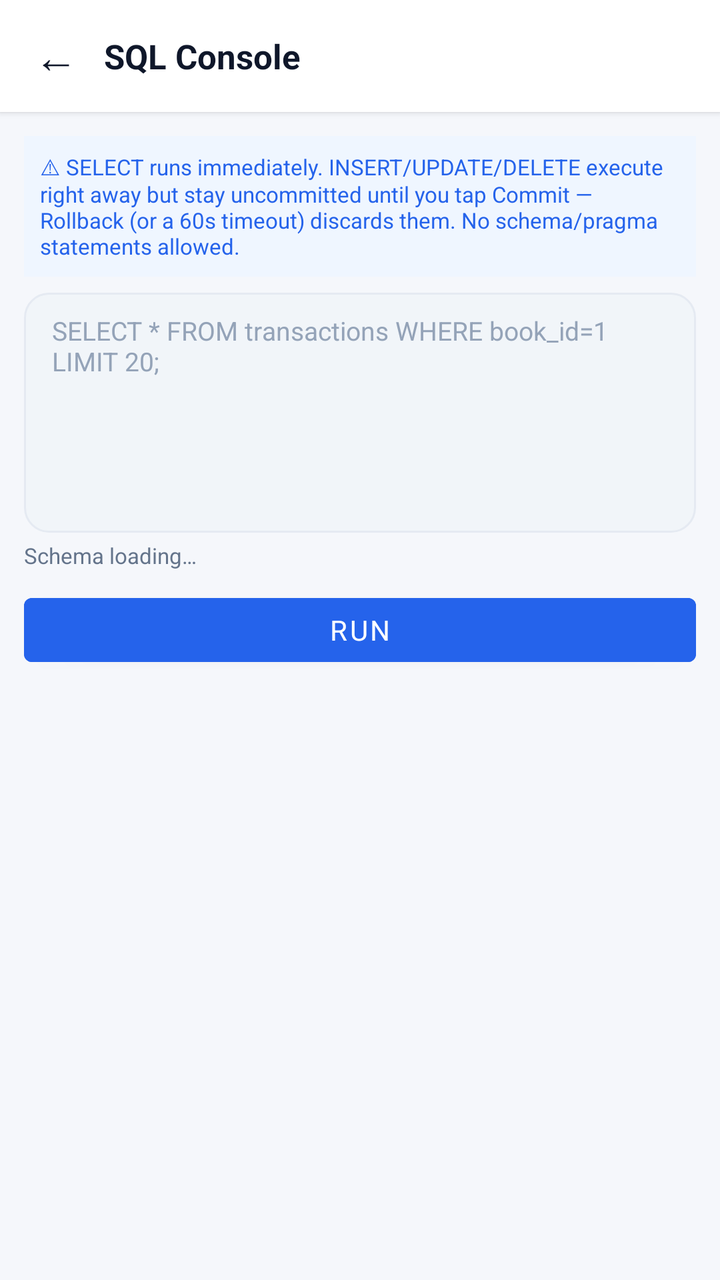
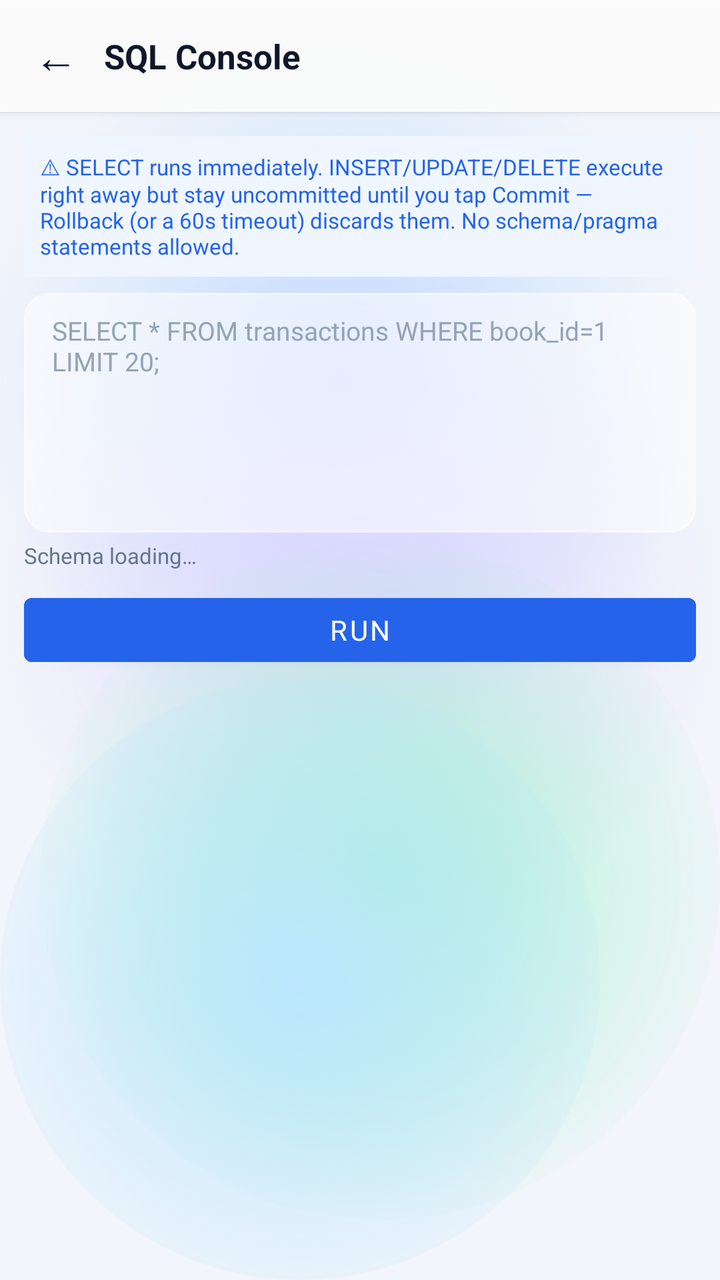

The first picture is an Android layout as it rendered before a commit; the second is the same layout after the commit. The layout source and the unified diff follow.
<!-- AndroidManifest.xml: application theme Theme.ExpenseOS -->
<!-- res/layout/activity_sql_console.xml -->
<?xml version="1.0" encoding="utf-8"?>
<LinearLayout xmlns:android="http://schemas.android.com/apk/res/android"
    android:layout_width="match_parent"
    android:layout_height="match_parent"
    android:background="@color/background"
    android:orientation="vertical">

    <LinearLayout
        android:layout_width="match_parent"
        android:layout_height="56dp"
        android:background="@color/surface"
        android:elevation="2dp"
        android:gravity="center_vertical"
        android:orientation="horizontal"
        android:paddingHorizontal="4dp">

        <TextView
            android:id="@+id/btnSqlBack"
            android:layout_width="48dp"
            android:layout_height="48dp"
            android:background="?attr/selectableItemBackgroundBorderless"
            android:gravity="center"
            android:text="←"
            android:textColor="@color/text_primary"
            android:textSize="22sp" />

        <TextView
            android:layout_width="0dp"
            android:layout_height="wrap_content"
            android:layout_weight="1"
            android:text="SQL Console"
            android:textColor="@color/text_primary"
            android:textSize="17sp"
            android:textStyle="bold" />
    </LinearLayout>

    <ScrollView
        android:layout_width="match_parent"
        android:layout_height="0dp"
        android:layout_weight="1">

        <LinearLayout
            android:layout_width="match_parent"
            android:layout_height="wrap_content"
            android:orientation="vertical"
            android:padding="12dp">

            <TextView
                android:layout_width="match_parent"
                android:layout_height="wrap_content"
                android:layout_marginBottom="8dp"
                android:background="@color/primary_soft"
                android:padding="8dp"
                android:text="⚠ SELECT runs immediately. INSERT/UPDATE/DELETE execute right away but stay uncommitted until you tap Commit — Rollback (or a 60s timeout) discards them. No schema/pragma statements allowed."
                android:textColor="@color/primary"
                android:textSize="11sp" />

            
            <EditText
                android:id="@+id/etSqlInput"
                android:layout_width="match_parent"
                android:layout_height="120dp"
                android:background="@drawable/bg_input_box"
                android:fontFamily="monospace"
                android:gravity="top|start"
                android:hint="SELECT * FROM transactions WHERE book_id=1 LIMIT 20;"
                android:inputType="textMultiLine"
                android:padding="10dp"
                android:textSize="13sp" />

            
            <TextView
                android:id="@+id/tvSqlSchemaHint"
                android:layout_width="match_parent"
                android:layout_height="wrap_content"
                android:layout_marginTop="4dp"
                android:text="Schema loading…"
                android:textColor="@color/text_muted"
                android:textSize="11sp" />

            <HorizontalScrollView
                android:id="@+id/scrollSqlHistory"
                android:layout_width="match_parent"
                android:layout_height="wrap_content"
                android:layout_marginTop="4dp"
                android:scrollbars="none"
                android:visibility="gone">

                <LinearLayout
                    android:id="@+id/llSqlHistory"
                    android:layout_width="wrap_content"
                    android:layout_height="wrap_content"
                    android:orientation="horizontal" />
            </HorizontalScrollView>

            <HorizontalScrollView
                android:id="@+id/scrollSqlSuggestions"
                android:layout_width="match_parent"
                android:layout_height="wrap_content"
                android:layout_marginTop="4dp"
                android:scrollbars="none"
                android:visibility="gone">

                <LinearLayout
                    android:id="@+id/llSqlSuggestions"
                    android:layout_width="wrap_content"
                    android:layout_height="wrap_content"
                    android:orientation="horizontal" />
            </HorizontalScrollView>

            <LinearLayout
                android:layout_width="match_parent"
                android:layout_height="wrap_content"
                android:layout_marginTop="8dp"
                android:orientation="horizontal">

                <Button
                    android:id="@+id/btnSqlRun"
                    android:layout_width="0dp"
                    android:layout_height="44dp"
                    android:layout_weight="1"
                    android:backgroundTint="@color/primary"
                    android:text="RUN"
                    android:textColor="@color/white" />

                <Button
                    android:id="@+id/btnSqlCommit"
                    android:layout_width="0dp"
                    android:layout_height="44dp"
                    android:layout_marginStart="8dp"
                    android:layout_weight="1"
                    android:backgroundTint="@color/green"
                    android:text="COMMIT"
                    android:textColor="@color/white"
                    android:visibility="gone" />

                <Button
                    android:id="@+id/btnSqlRollback"
                    android:layout_width="0dp"
                    android:layout_height="44dp"
                    android:layout_marginStart="8dp"
                    android:layout_weight="1"
                    android:backgroundTint="@color/red"
                    android:text="ROLLBACK"
                    android:textColor="@color/white"
                    android:visibility="gone" />
            </LinearLayout>

            <TextView
                android:id="@+id/tvSqlTimer"
                android:layout_width="match_parent"
                android:layout_height="wrap_content"
                android:layout_marginTop="6dp"
                android:gravity="center"
                android:textColor="@color/amber"
                android:textSize="12sp"
                android:textStyle="bold" />

            <LinearLayout
                android:layout_width="match_parent"
                android:layout_height="wrap_content"
                android:layout_marginTop="8dp"
                android:gravity="center_vertical"
                android:orientation="horizontal">

                <TextView
                    android:id="@+id/tvSqlStatus"
                    android:layout_width="0dp"
                    android:layout_height="wrap_content"
                    android:layout_weight="1"
                    android:textSize="13sp" />

                <TextView
                    android:id="@+id/btnSqlClear"
                    android:layout_width="wrap_content"
                    android:layout_height="wrap_content"
                    android:background="?attr/selectableItemBackground"
                    android:padding="6dp"
                    android:text="Clear"
                    android:textColor="@color/text_muted"
                    android:textSize="12sp"
                    android:visibility="gone" />

                <TextView
                    android:id="@+id/btnSqlCopyAll"
                    android:layout_width="wrap_content"
                    android:layout_height="wrap_content"
                    android:layout_marginStart="8dp"
                    android:background="?attr/selectableItemBackground"
                    android:padding="6dp"
                    android:text="📋 Copy All"
                    android:textColor="@color/primary"
                    android:textSize="12sp"
                    android:visibility="gone" />
            </LinearLayout>

            <HorizontalScrollView
                android:id="@+id/scrollSqlResults"
                android:layout_width="match_parent"
                android:layout_height="wrap_content"
                android:layout_marginTop="8dp"
                android:visibility="gone">

                <TableLayout
                    android:id="@+id/tableSqlResults"
                    android:layout_width="wrap_content"
                    android:layout_height="wrap_content" />
            </HorizontalScrollView>

            <LinearLayout
                android:id="@+id/rowSqlPagination"
                android:layout_width="match_parent"
                android:layout_height="wrap_content"
                android:layout_marginTop="8dp"
                android:gravity="center_vertical"
                android:orientation="horizontal"
                android:visibility="gone">

                <Button
                    android:id="@+id/btnSqlPrevPage"
                    android:layout_width="wrap_content"
                    android:layout_height="40dp"
                    android:text="‹ Prev"
                    android:textSize="12sp" />

                <TextView
                    android:id="@+id/tvSqlPageInfo"
                    android:layout_width="0dp"
                    android:layout_height="wrap_content"
                    android:layout_weight="1"
                    android:gravity="center"
                    android:textColor="@color/text_secondary"
                    android:textSize="12sp" />

                <Button
                    android:id="@+id/btnSqlNextPage"
                    android:layout_width="wrap_content"
                    android:layout_height="40dp"
                    android:text="Next ›"
                    android:textSize="12sp" />
            </LinearLayout>
        </LinearLayout>
    </ScrollView>
</LinearLayout>
<!-- resources referenced by this layout -->
<resources>
  <color name="background">#F5F7FB</color>
  <color name="surface">#FFFFFF</color>
  <style name="Theme.ExpenseOS" parent="Theme.MaterialComponents.DayNight.NoActionBar">
          <item name="colorPrimary">@color/primary</item>
          <item name="colorPrimaryVariant">@color/primary_dark</item>
          <item name="colorPrimaryDark">@color/primary_dark</item>
          <item name="colorOnPrimary">@color/on_primary</item>
          <item name="colorSecondary">@color/secondary</item>
          <item name="colorSecondaryVariant">@color/secondary_dark</item>
          <item name="colorOnSecondary">@color/on_primary</item>
          <item name="colorAccent">@color/primary</item>
          <item name="colorSurface">@color/surface</item>
          <item name="colorOnSurface">@color/text</item>
          <item name="colorOnBackground">@color/text</item>
          <item name="colorError">@color/danger</item>
          <item name="android:colorBackground">@color/bg</item>
          <item name="android:windowBackground">@color/bg</item>
  
          <item name="android:textColorPrimary">@color/text</item>
          <item name="android:textColorSecondary">@color/text_muted</item>
          <item name="android:textColorHint">@color/text_hint</item>
          <item name="android:fontFamily">sans-serif</item>
          <item name="fontFamily">sans-serif</item>
  
          
          <item name="android:statusBarColor">@color/bg</item>
          <item name="android:navigationBarColor">@color/nav_bg</item>
          <item name="android:windowLightStatusBar">true</item>
          <item name="android:windowLightNavigationBar" tools:targetApi="o_mr1">true</item>
          <item name="android:forceDarkAllowed" tools:targetApi="q">false</item>
  
          
          <item name="editTextStyle">@style/Widget.ExpenseOS.EditText</item>
          <item name="materialAlertDialogTheme">@style/ThemeOverlay.ExpenseOS.Dialog</item>
          <item name="bottomSheetDialogTheme">@style/ThemeOverlay.ExpenseOS.BottomSheet</item>
          <item name="materialTimePickerTheme">@style/ThemeOverlay.ExpenseOS.TimePicker</item>
          <item name="android:windowAnimationStyle">@style/Animation.ExpenseOS.Window</item>
          <item name="android:windowActivityTransitions">true</item>
          <item name="android:windowContentTransitions">true</item>
      </style>
  <color name="surface_2">#F1F5F9</color>
  <color name="border">#E5EAF2</color>
  <color name="bg">#F5F7FB</color>
  <color name="nav_bg">#FFFFFF</color>
  <!-- unchanged entries left out for length: 27 -->
</resources>

<!-- the commit's change to res/layout/activity_sql_console.xml (unified diff, before → after) -->
@@ -2,7 +2,7 @@
 <LinearLayout xmlns:android="http://schemas.android.com/apk/res/android"
     android:layout_width="match_parent"
     android:layout_height="match_parent"
-    android:background="@color/background"
+    android:background="@android:color/transparent"
     android:orientation="vertical">
 
     <LinearLayout
<!-- resource entries referenced after the edit -->
@@ -1,7 +1,6 @@
 <!-- resources referenced by this layout -->
 <resources>
-  <color name="background">#F5F7FB</color>
-  <color name="surface">#FFFFFF</color>
+  <color name="surface">#E9FFFFFF</color>
   <style name="Theme.ExpenseOS" parent="Theme.MaterialComponents.DayNight.NoActionBar">
           <item name="colorPrimary">@color/primary</item>
           <item name="colorPrimaryVariant">@color/primary_dark</item>
@@ -16,7 +15,7 @@
           <item name="colorOnBackground">@color/text</item>
           <item name="colorError">@color/danger</item>
           <item name="android:colorBackground">@color/bg</item>
-          <item name="android:windowBackground">@color/bg</item>
+          <item name="android:windowBackground">@drawable/aurora_bg</item>
   
           <item name="android:textColorPrimary">@color/text</item>
           <item name="android:textColorSecondary">@color/text_muted</item>
@@ -25,8 +24,8 @@
           <item name="fontFamily">sans-serif</item>
   
           
-          <item name="android:statusBarColor">@color/bg</item>
-          <item name="android:navigationBarColor">@color/nav_bg</item>
+          <item name="android:statusBarColor">@android:color/transparent</item>
+          <item name="android:navigationBarColor">@android:color/transparent</item>
           <item name="android:windowLightStatusBar">true</item>
           <item name="android:windowLightNavigationBar" tools:targetApi="o_mr1">true</item>
           <item name="android:forceDarkAllowed" tools:targetApi="q">false</item>
@@ -40,10 +39,63 @@
           <item name="android:windowActivityTransitions">true</item>
           <item name="android:windowContentTransitions">true</item>
       </style>
-  <color name="surface_2">#F1F5F9</color>
-  <color name="border">#E5EAF2</color>
-  <color name="bg">#F5F7FB</color>
-  <color name="nav_bg">#FFFFFF</color>
+  <color name="surface_2">#8CFFFFFF</color>
+  <color name="border">#8CFFFFFF</color>
+  <color name="bg">#F2F5FB</color>
+  <!-- drawable aurora_bg (drawable) -->
+  <?xml version="1.0" encoding="utf-8"?>
+  <layer-list xmlns:android="http://schemas.android.com/apk/res/android">
+      <item android:drawable="@color/aurora_base" />
+      <item android:width="380dp" android:height="380dp"
+          android:gravity="top|end"
+          android:drawable="@drawable/aurora_blob_blue" />
+      <item android:width="360dp" android:height="360dp"
+          android:gravity="start" android:top="120dp"
+          android:drawable="@drawable/aurora_blob_violet" />
+      <item android:width="340dp" android:height="340dp"
+          android:gravity="bottom|end" android:bottom="30dp"
+          android:drawable="@drawable/aurora_blob_mint" />
+      <item android:width="300dp" android:height="300dp"
+          android:gravity="bottom|start"
+          android:drawable="@drawable/aurora_blob_sky" />
+  </layer-list>
+  <color name="aurora_base">#F2F5FB</color>
+  <!-- drawable aurora_blob_blue (drawable) -->
+  <?xml version="1.0" encoding="utf-8"?>
+  <shape xmlns:android="http://schemas.android.com/apk/res/android" android:shape="oval">
+      <gradient
+          android:type="radial"
+          android:gradientRadius="180dp"
+          android:startColor="#BFDBFE"
+          android:endColor="#00BFDBFE" />
+  </shape>
+  <!-- drawable aurora_blob_violet (drawable) -->
+  <?xml version="1.0" encoding="utf-8"?>
+  <shape xmlns:android="http://schemas.android.com/apk/res/android" android:shape="oval">
+      <gradient
+          android:type="radial"
+          android:gradientRadius="180dp"
+          android:startColor="#DDD6FE"
+          android:endColor="#00DDD6FE" />
+  </shape>
+  <!-- drawable aurora_blob_mint (drawable) -->
+  <?xml version="1.0" encoding="utf-8"?>
+  <shape xmlns:android="http://schemas.android.com/apk/res/android" android:shape="oval">
+      <gradient
+          android:type="radial"
+          android:gradientRadius="180dp"
+          android:startColor="#A7F3D0"
+          android:endColor="#00A7F3D0" />
+  </shape>
+  <!-- drawable aurora_blob_sky (drawable) -->
+  <?xml version="1.0" encoding="utf-8"?>
+  <shape xmlns:android="http://schemas.android.com/apk/res/android" android:shape="oval">
+      <gradient
+          android:type="radial"
+          android:gradientRadius="180dp"
+          android:startColor="#BAE6FD"
+          android:endColor="#00BAE6FD" />
+  </shape>
   <!-- unchanged entries left out for length: 27 -->
 </resources>
 
